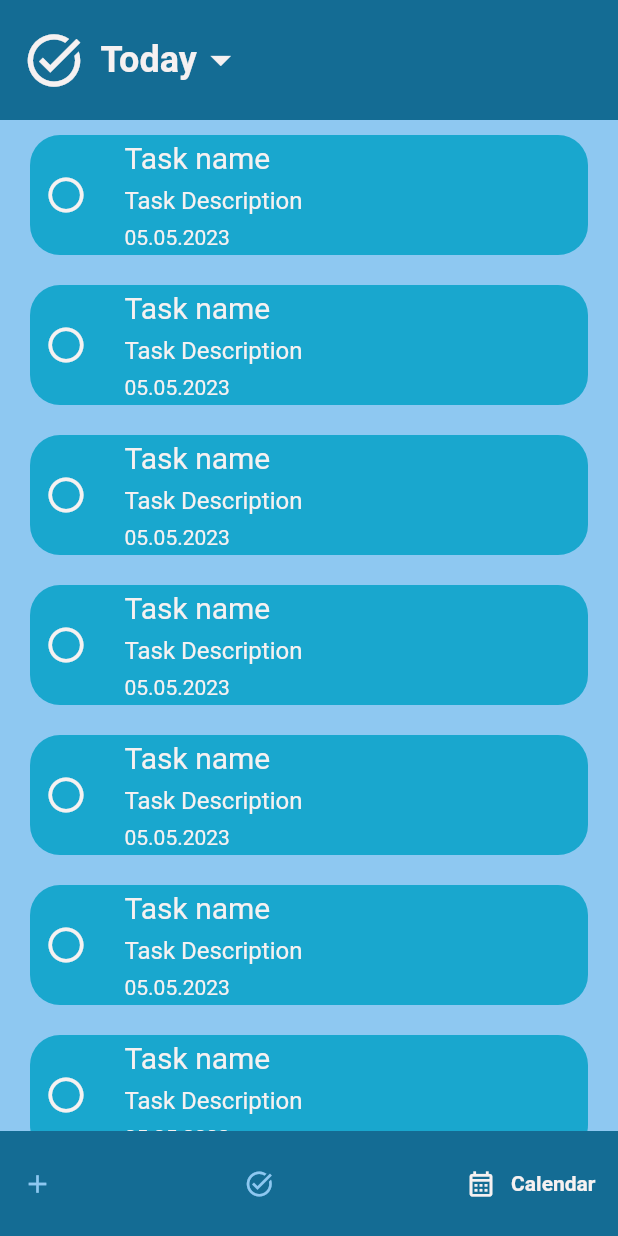
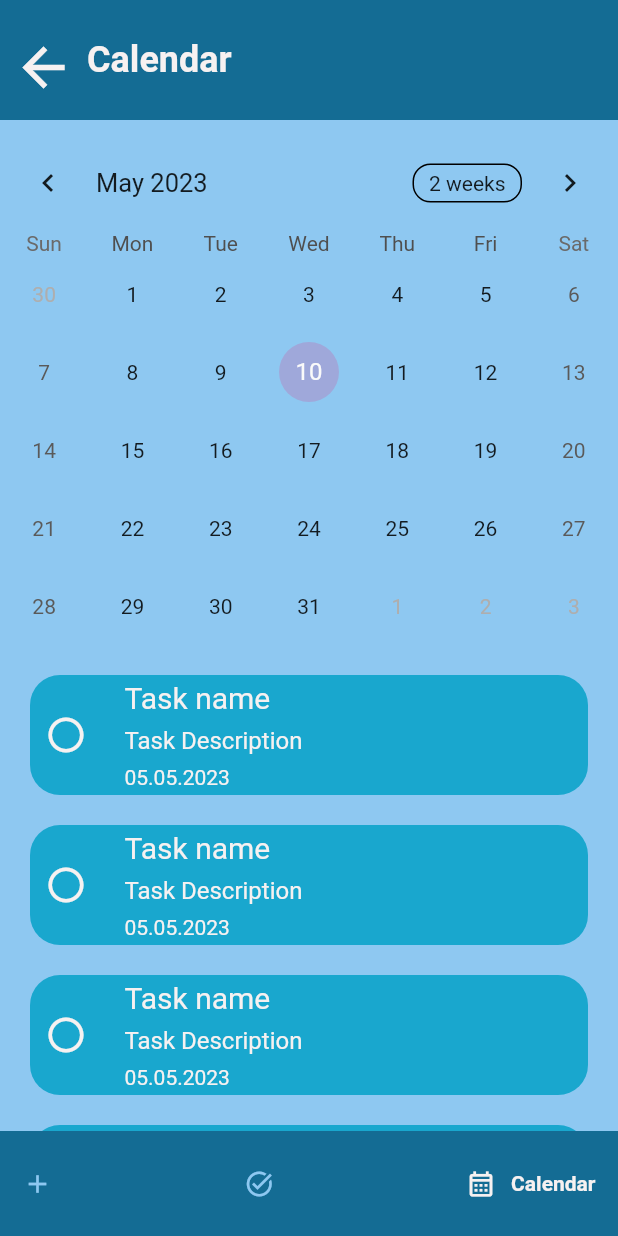
Before and after one commit to PiuPauxD/to_do, a Flutter app: the screen it shows after launch, item 3 of the bottom bar chosen, after a tap on the "circle" icon, on a phone screen of 412 x 824 dp. Run offline on Flutter 3.47's test engine with Material 2 defaults, Android fonts, the phone set to English and light mode, and no system bars; drawn by our look-alikes of google_nav_bar, table_calendar.

Commit message:
added Calendar Screen

```diff
--- a/lib/Screens/AddScreen.dart
+++ b/lib/Screens/AddScreen.dart
@@ -1,4 +1,5 @@
 import 'package:flutter/material.dart';
+import 'package:to_do/Screens/NavBar.dart';
 import 'package:to_do/Screens/homeScreen.dart';
 
 class AddScreen extends StatefulWidget {
@@ -9,7 +10,7 @@ class AddScreen extends StatefulWidget {
 }
 
 class _AddScreenState extends State<AddScreen> {
-  final double ScreenWidth = 0;
+  static double ScreenWidth = 0;
 
   @override
   Widget build(BuildContext context) {
@@ -32,7 +33,14 @@ class _AddScreenState extends State<AddScreen> {
                     crossAxisAlignment: CrossAxisAlignment.center,
                     children: [
                       IconButton(
-                        onPressed: () {},
+                        onPressed: () {
+                          Navigator.push(
+                            context,
+                            MaterialPageRoute(
+                              builder: ((context) => NavBar()),
+                            ),
+                          );
+                        },
                         icon: Icon(
                           Icons.arrow_back_outlined,
                           color: Color.fromARGB(255, 246, 241, 241),
--- /dev/null
+++ b/lib/Screens/CalendarScreen.dart
@@ -0,0 +1,152 @@
+import 'package:flutter/material.dart';
+import 'package:table_calendar/table_calendar.dart';
+import 'package:to_do/Screens/NavBar.dart';
+
+class CalendarScreen extends StatefulWidget {
+  const CalendarScreen({super.key});
+
+  @override
+  State<CalendarScreen> createState() => _CalendarScreenState();
+}
+
+class _CalendarScreenState extends State<CalendarScreen> {
+  @override
+  Widget build(BuildContext context) {
+    return Scaffold(
+      backgroundColor: const Color.fromARGB(255, 142, 200, 241),
+      body: SafeArea(
+        child: Stack(
+          alignment: Alignment.topLeft,
+          children: [
+            CustomScrollView(
+              slivers: [
+                SliverToBoxAdapter(
+                  child: _head(),
+                ),
+                SliverToBoxAdapter(
+                  child: Container(
+                    padding: const EdgeInsets.symmetric(vertical: 10),
+                    child: TableCalendar(
+                      focusedDay: DateTime.now(),
+                      firstDay: DateTime.utc(1900),
+                      lastDay: DateTime.utc(2999),
+                    ),
+                  ),
+                ),
+                SliverList(
+                  delegate: SliverChildBuilderDelegate((context, index) {
+                    return Container(
+                      height: 100,
+                      padding:
+                          EdgeInsets.symmetric(vertical: 10, horizontal: 20),
+                      child: Container(
+                        decoration: BoxDecoration(
+                          color: Color.fromARGB(255, 25, 167, 206),
+                          borderRadius: BorderRadius.circular(20),
+                        ),
+                        child: Row(
+                          mainAxisAlignment: MainAxisAlignment.start,
+                          children: [
+                            IconButton(
+                              onPressed: () {},
+                              icon: Icon(Icons.circle_outlined),
+                              iconSize: 28,
+                              color: Color.fromARGB(255, 246, 241, 241),
+                            ),
+                            Padding(
+                              padding: EdgeInsets.only(left: 15),
+                            ),
+                            Column(
+                              crossAxisAlignment: CrossAxisAlignment.start,
+                              mainAxisAlignment: MainAxisAlignment.spaceAround,
+                              children: [
+                                Text(
+                                  'Task name',
+                                  style: TextStyle(
+                                    fontSize: 20,
+                                    color: Color.fromARGB(255, 246, 241, 241),
+                                  ),
+                                ),
+                                Text(
+                                  'Task Description',
+                                  style: TextStyle(
+                                    fontSize: 16,
+                                    color: Color.fromARGB(255, 246, 241, 241),
+                                  ),
+                                ),
+                                Text(
+                                  '05.05.2023',
+                                  style: TextStyle(
+                                    fontSize: 14,
+                                    color: Color.fromARGB(255, 246, 241, 241),
+                                  ),
+                                ),
+                              ],
+                            ),
+                          ],
+                        ),
+                      ),
+                    );
+                  }),
+                ),
+              ],
+            ),
+          ],
+        ),
+      ),
+    );
+  }
+}
+
+class _head extends StatelessWidget {
+  const _head({
+    Key? key,
+  }) : super(key: key);
+
+  @override
+  Widget build(BuildContext context) {
+    return Container(
+      width: double.maxFinite,
+      child: Column(
+        mainAxisAlignment: MainAxisAlignment.start,
+        children: [
+          Container(
+            height: 80,
+            color: Color.fromARGB(255, 20, 108, 148),
+            child: Row(
+              crossAxisAlignment: CrossAxisAlignment.center,
+              children: [
+                IconButton(
+                  onPressed: () {
+                    Navigator.push(
+                      context,
+                      MaterialPageRoute(
+                        builder: ((context) => NavBar()),
+                      ),
+                    );
+                  },
+                  icon: Icon(
+                    Icons.arrow_back_outlined,
+                    color: Color.fromARGB(255, 246, 241, 241),
+                    size: 42,
+                  ),
+                ),
+                Padding(
+                  padding: const EdgeInsets.only(left: 10),
+                ),
+                Text(
+                  'Calendar',
+                  style: TextStyle(
+                    color: Color.fromARGB(255, 246, 241, 241),
+                    fontSize: 24,
+                    fontWeight: FontWeight.w600,
+                  ),
+                ),
+              ],
+            ),
+          ),
+        ],
+      ),
+    );
+  }
+}
--- a/lib/Screens/NavBar.dart
+++ b/lib/Screens/NavBar.dart
@@ -1,6 +1,7 @@
 import 'package:flutter/material.dart';
 import 'package:google_nav_bar/google_nav_bar.dart';
 import 'package:to_do/Screens/AddScreen.dart';
+import 'package:to_do/Screens/CalendarScreen.dart';
 import 'package:to_do/Screens/homeScreen.dart';
 
 class NavBar extends StatefulWidget {
@@ -14,7 +15,7 @@ class _NavBarState extends State<NavBar> {
   List Screen = [
     AddScreen(),
     HomeScreen(),
-    HomeScreen(),
+    CalendarScreen(),
   ];
 
   int CurrentIndex = 1;
--- a/lib/Screens/homeScreen.dart
+++ b/lib/Screens/homeScreen.dart
@@ -8,6 +8,16 @@ class HomeScreen extends StatefulWidget {
 }
 
 class _HomeScreenState extends State<HomeScreen> {
+  String? selectedItem;
+  String? selectedItemi;
+
+  final List<String> _item = [
+    'Day',
+    'Week',
+    'Month',
+    'Year',
+  ];
+
   @override
   Widget build(BuildContext context) {
     return Scaffold(
@@ -100,7 +110,41 @@ class _HomeScreenState extends State<HomeScreen> {
             padding: EdgeInsets.only(left: 10),
           ),
           Container(
+            padding: EdgeInsets.symmetric(horizontal: 15, vertical: 25),
+            width: 200,
+            child: DropdownButton<String>(
+                value: selectedItem,
+                items: _item
+                    .map((e) => DropdownMenuItem(
+                          child: Container(
+                            width: 60,
                             child: Text(
+                              e,
+                              style: TextStyle(
+                                fontSize: 18,
+                                fontWeight: FontWeight.w500,
+                                color: Color.fromARGB(255, 246, 241, 241),
+                              ),
+                            ),
+                          ),
+                          value: e,
+                        ))
+                    .toList(),
+                selectedItemBuilder: ((BuildContext context) => _item
+                    .map(
+                      (e) => Text(
+                        e,
+                        style: TextStyle(
+                          color: Color.fromARGB(255, 246, 241, 241),
+                          fontSize: 24,
+                          fontWeight: FontWeight.w600,
+                        ),
+                      ),
+                    )
+                    .toList()),
+                dropdownColor: Color.fromARGB(255, 20, 108, 148),
+                isExpanded: true,
+                hint: Text(
                   'Today',
                   style: TextStyle(
                     color: Color.fromARGB(255, 246, 241, 241),
@@ -108,11 +152,12 @@ class _HomeScreenState extends State<HomeScreen> {
                     fontWeight: FontWeight.w600,
                   ),
                 ),
-          ),
-          Icon(
-            Icons.arrow_drop_down,
-            size: 32,
-            color: Color.fromARGB(255, 246, 241, 241),
+                underline: Container(),
+                onChanged: ((value) {
+                  setState(() {
+                    selectedItem = value!;
+                  });
+                })),
           ),
         ],
       ),
--- a/lib/main.dart
+++ b/lib/main.dart
@@ -1,4 +1,5 @@
 import 'package:flutter/material.dart';
+import 'package:to_do/Screens/CalendarScreen.dart';
 import 'package:to_do/Screens/NavBar.dart';
 
 void main() {
--- a/pubspec.yaml
+++ b/pubspec.yaml
@@ -29,6 +29,7 @@ environment:
 # the latest version available on pub.dev. To see which dependencies have newer
 # versions available, run `flutter pub outdated`.
 dependencies:
+  table_calendar: ^3.0.9
   flutter:
     sdk: flutter
 
```
Also changed, not shown: pubspec.lock. Lines whose indentation alone changed are shown as unchanged.
